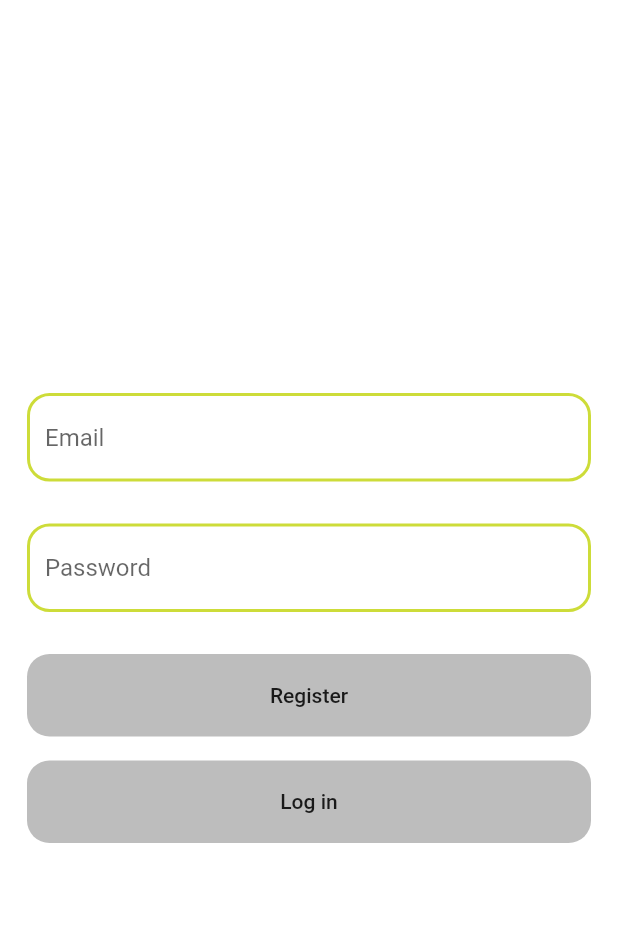
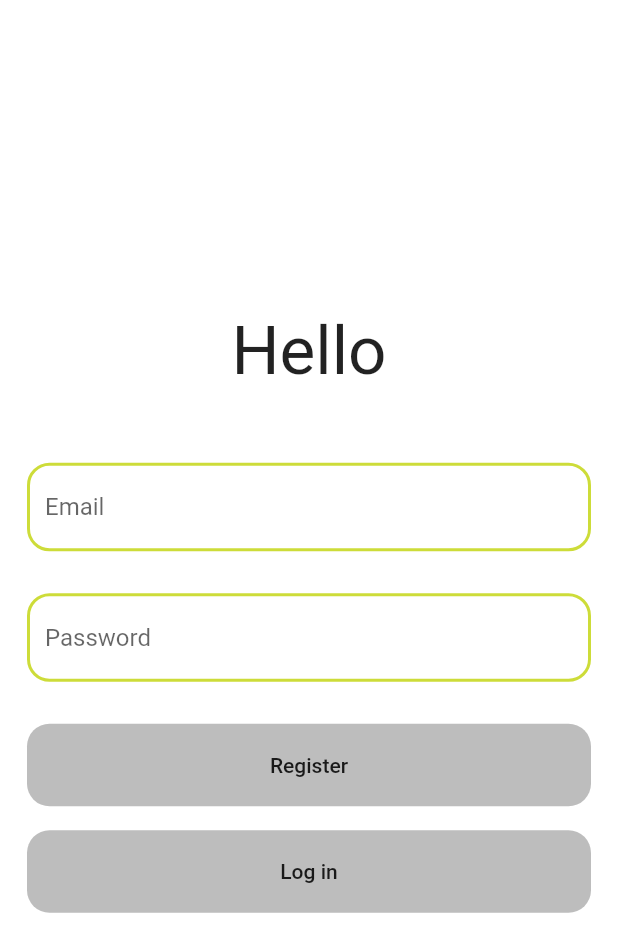
Before and after one commit to aj-varus/crypto_wallet, a Flutter app: the screen it shows after launch, on a phone screen of 412 x 824 dp. Shown: the top 952 px of the screen. Run offline on Flutter 3.47's test engine with Material 2 defaults, Android fonts, the phone set to English and light mode, and no system bars; our stand-ins replace firebase_core, flutter_spinkit; accounts and stored records are empty.

Commit message:
Added log in screen text animation.

```diff
--- /dev/null
+++ b/lib/shared/animations/text_animation.dart
@@ -0,0 +1,49 @@
+import 'package:flutter/material.dart';
+
+class TextAnimation extends StatefulWidget {
+  Widget child;
+
+  TextAnimation({Key? key, required this.child}) : super(key: key);
+
+  @override
+  _TextAnimationState createState() => _TextAnimationState();
+}
+
+class _TextAnimationState extends State<TextAnimation>
+    with SingleTickerProviderStateMixin {
+  late AnimationController _controller;
+
+  @override
+  void initState() {
+    super.initState();
+
+    _controller = AnimationController(
+      duration: const Duration(seconds: 3),
+      vsync: this,
+    );
+
+    _controller.forward();
+  }
+
+  @override
+  Widget build(BuildContext context) {
+    return AnimatedBuilder(
+      animation: _controller,
+      child: widget.child,
+      builder: (context, child) {
+        return Opacity(
+          opacity: _controller.value,
+          child: child,
+        );
+      },
+    );
+  }
+}
+
+
+// const Text(
+//         "Hello",
+//         style: TextStyle(
+//           fontSize: 45.0,
+//           fontWeight: FontWeight.w400
+//         ),
--- a/lib/ui/authentication.dart
+++ b/lib/ui/authentication.dart
@@ -1,4 +1,5 @@
 import 'package:flutter/material.dart';
+import 'package:crypto_wallet/shared/animations/text_animation.dart';
 
 class Authentication extends StatefulWidget {
   const Authentication({Key? key}) : super(key: key);
@@ -20,6 +21,24 @@ class _AuthenticationState extends State<Authentication> {
         height: MediaQuery.of(context).size.height,
         decoration: const BoxDecoration(color: Colors.white),
         child: Column(
+          mainAxisAlignment: MainAxisAlignment.center,
+          children: [
+            Column(
+              mainAxisAlignment: MainAxisAlignment.start,
+              children: [
+                TextAnimation(
+                  child: const Text(
+                    "Hello",
+                    style: TextStyle(
+                      fontSize: 45.0,
+                      fontWeight: FontWeight.w400,
+                    ),
+                  ),
+                ),
+                const Padding(padding: EdgeInsets.only(bottom: 40.0))
+              ],
+            ),
+            Column(
               mainAxisAlignment: MainAxisAlignment.center,
               children: [
                 Container(
@@ -84,6 +103,8 @@ class _AuthenticationState extends State<Authentication> {
                 )
               ],
             ),
+          ],
+        ),
       ),
     );
   }
```
Also changed, not shown: lib/main.dart (renamed from lib/ui/main.dart), 1 other file. Lines whose indentation alone changed are shown as unchanged.
